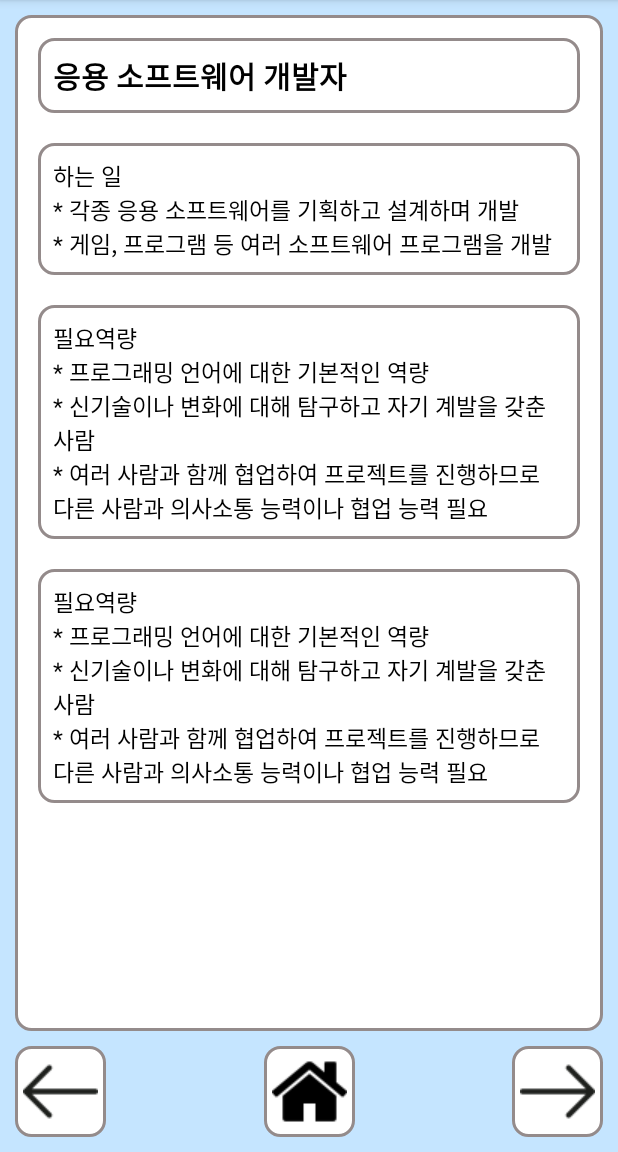
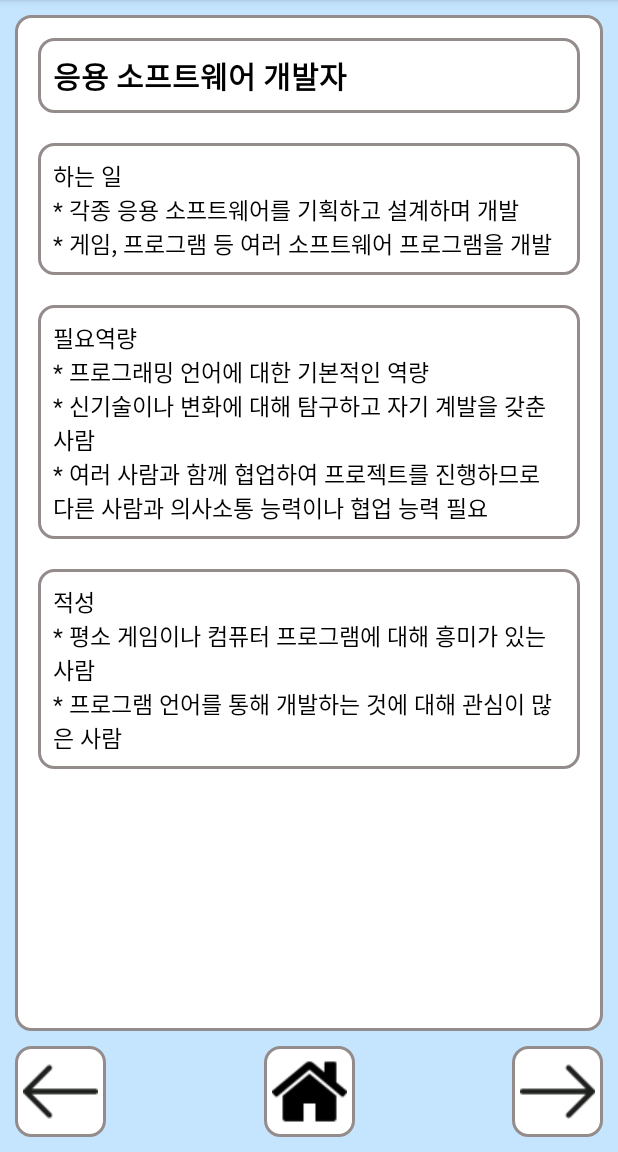
Before and after one commit to 7angJung/SW_DDOS, an Android app: the screen it shows after launch (MainActivity), on a phone screen of 412 x 824 dp, the part 84-1236 px from its top. Run offline under Robolectric (Android 15) with nearby library versions, the light colour scheme and no system bars.

Commit message:
잘못 작성된 부분 수정

```diff
--- a/app/src/main/java/kr/ac/information_card/Information.java
+++ b/app/src/main/java/kr/ac/information_card/Information.java
@@ -20,7 +20,7 @@ public class Information {
         this.content1 = content1;
         this.content2 = content2;
     }
-    Information(int information_Id, String title, String Imgsrc, String content1, String content2, String contnet3){
+    Information(int information_Id, String title, String Imgsrc, String content1, String content2, String content3){
         this.information_Id = information_Id;
         this.title = title;
         this.ImgSrc = Imgsrc;
@@ -49,6 +49,8 @@ public class Information {
         return content2;
     }
 
+    public String getContent3() { return content3; }
+
     public void setInformation_Id(int information_Id) {
         this.information_Id = information_Id;
     }
@@ -68,4 +70,6 @@ public class Information {
     public void setContent2(String content2) {
         this.content2 = content2;
     }
+
+    public void setContent3(String content3) { this.content3 = content3; }
 }
--- a/app/src/main/java/kr/ac/information_card/MainActivity.java
+++ b/app/src/main/java/kr/ac/information_card/MainActivity.java
@@ -104,7 +104,7 @@ public class MainActivity extends AppCompatActivity {
         title.setText(info.getTitle());
         content1_TV.setText(info.getContent1());
         content2_TV.setText(info.getContent2());
-        content3_TV.setText(info.getContent2());
+        content3_TV.setText(info.getContent3());
     } // 내용 세개인 정보 처리
 
 
@@ -120,8 +120,8 @@ public class MainActivity extends AppCompatActivity {
     } // 왼쪽 화살표 클릭시
 
     public void onHomeButtonClicked(View v){
-
-    }
+        finish();
+    } // 홈 버튼, 이전 화면으로
 
     public void onRightArrowClicked(View v){
         if(information_id >= information_list.size()-1){
@@ -339,7 +339,7 @@ public class MainActivity extends AppCompatActivity {
                 "필요역량\n" + "* 프로그래밍 언어에 대한 기본적인 역량\n" + "* 신기술이나 변화에 대해 탐구하고 자기 계발을 갖춘 사람\n" + "* 여러 사람과 함께 협업하여 프로젝트를 진행하므로 다른 사람과 의사소통 능력이나 협업 능력 필요",
                 "적성\n" + "* 평소 게임이나 컴퓨터 프로그램에 대해 흥미가 있는 사람 \n" + "* 프로그램 언어를 통해 개발하는 것에 대해 관심이 많은 사람");
         information_add(information_list, "시스템 소프트웨어 개발자", "@drawable/","하는 일 \n"+ "* 유닉스, 리눅스, 윈도우 같은 운영체제를 개발 및 평가, 분석\n" + "* 컴퓨터 언어의 컴파일러 개발 및 평가 분석\n" + "* 컴퓨터를 작동시키고 컴퓨터의 활동을 조정하는 제어 시스템을 설계하고 개발",
-                "* 컴퓨터 시스템에 대한 전문적 지식과 프로그래밍 능력\n" + "* 논리적이고 분석적인 사고능력\n" + "* 여러 사람과 함께 협업하여 프로젝트를 진행하므로 다른 사람과 의사소통 능력이나 협업 능력 필요",
+                "필요역량\n"+"* 컴퓨터 시스템에 대한 전문적 지식과 프로그래밍 능력\n" + "* 논리적이고 분석적인 사고능력\n" + "* 여러 사람과 함께 협업하여 프로젝트를 진행하므로 다른 사람과 의사소통 능력이나 협업 능력 필요",
                 "적성\n" + "* 평소에 인터넷, 컴퓨터 소프트웨어, 컴퓨터 작동 등에 관심이 있는 사람 \n" + "* 분석적이고 논리적으로 문제에 다가가는 사람");
         information_add(information_list, "모바일 앱 개발자", "@drawable/","하는 일 \n"+ "* 모바일 기기에서 사용되는 소프트웨어인 모바일 앱들을 개발\n",
                 "필요역량\n" + "*사용자의 요구사항을 분석하고 이를 프로그래밍 언어로 제작할 수 있는 수리, 논리력이 필요\n" + "* 빠른 시장 변화의 흐름을 따라갈 수 있는 넓은 시야 필요\n" + "* 여러 사람과 함께 협업하여 프로젝트를 진행하므로 다른 사람과 의사소통 능력이나 협업 능력 필요",
```
